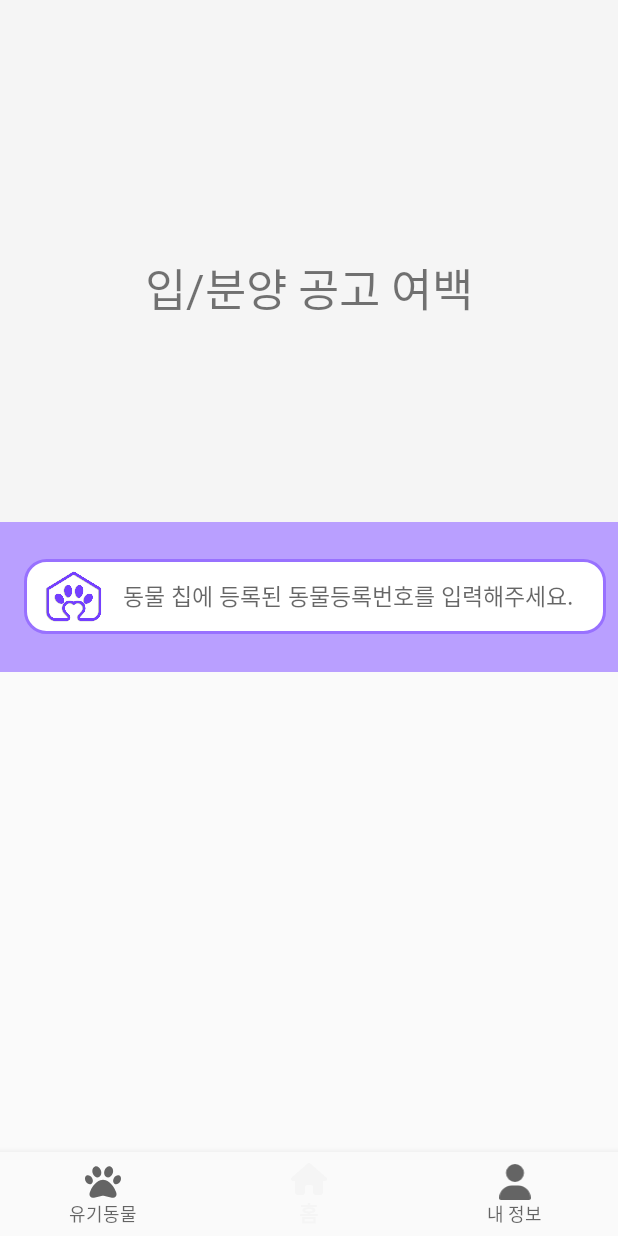
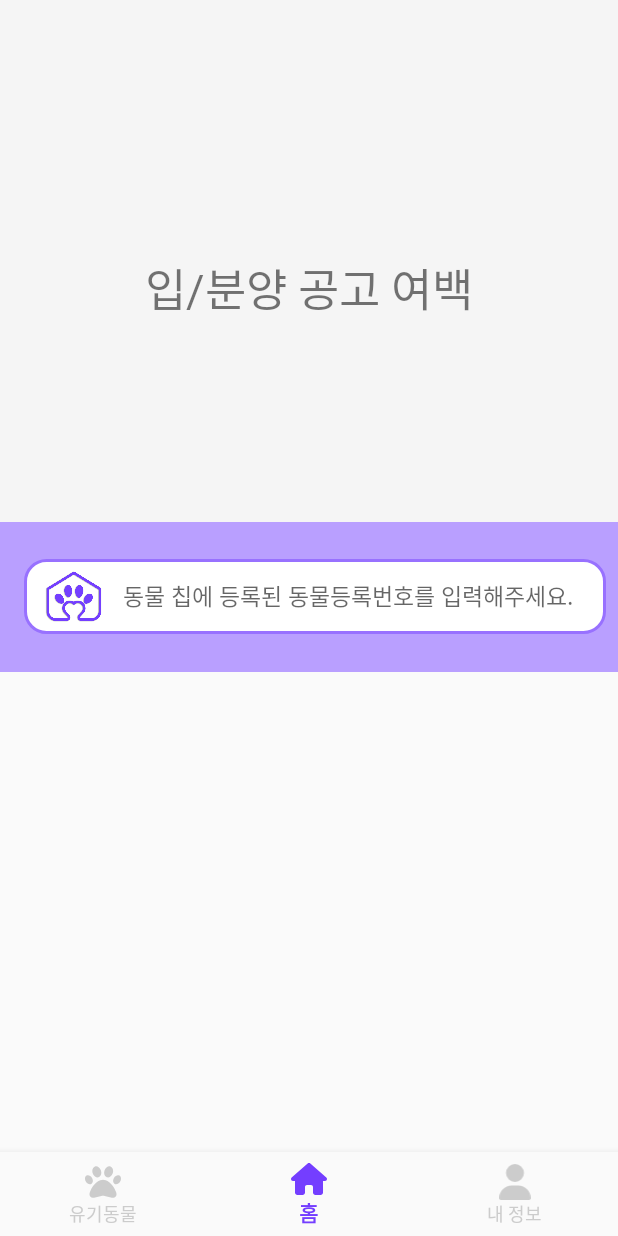
Before and after one commit to for-paw-chain/for-paw-chain, an Android app: the HouseFragment screen opened directly, with no data from a screen before it, on a phone screen of 412 x 824 dp. Run offline under Robolectric (Android 15) with nearby library versions, the phone set to English and light mode, and no system bars; our stand-ins replace data binding, navigation-ui.

Commit message:
fix : navi color

```diff
--- /dev/null
+++ b/android/app/src/main/res/drawable/menu_selector_color.xml
@@ -0,0 +1,6 @@
+<?xml version="1.0" encoding="utf-8"?>
+<selector xmlns:android="http://schemas.android.com/apk/res/android">
+    <item android:color="#743EFF" android:state_checked="true" />
+    <item android:color="#CCCCCC" android:state_checked="false" />
+
+</selector>
--- a/android/app/src/main/res/layout/activity_main.xml
+++ b/android/app/src/main/res/layout/activity_main.xml
@@ -24,6 +24,8 @@
             android:layout_marginStart="0dp"
             android:layout_marginEnd="0dp"
             android:background="?android:attr/windowBackground"
+            app:itemIconTint="@drawable/menu_selector_color"
+            app:itemTextColor="@drawable/menu_selector_color"
             app:layout_constraintBottom_toBottomOf="parent"
             app:layout_constraintLeft_toLeftOf="parent"
             app:layout_constraintRight_toRightOf="parent"
--- a/android/app/src/main/res/layout/fragment_house.xml
+++ b/android/app/src/main/res/layout/fragment_house.xml
@@ -24,20 +24,28 @@
                 android:id="@+id/collapsingLayout"
                 android:layout_width="match_parent"
                 android:layout_height="wrap_content"
-                app:contentScrim="?attr/colorPrimary"
                 app:layout_scrollFlags="scroll|exitUntilCollapsed|snap">
 
                 <!-- parallax: 스크롤 시 접힘 -->
-                <TextView
+                <androidx.constraintlayout.widget.ConstraintLayout
                     android:layout_width="match_parent"
                     android:layout_height="384dp"
                     android:layout_marginBottom="64dp"
-                    android:fontFamily="@font/kakao_bold"
-                    android:gravity="center"
-                    android:text="입/분양 공고 여백"
-                    android:textSize="30sp"
+                    app:layout_collapseMode="parallax">
 
-                    app:layout_collapseMode="parallax" />
+                    <TextView
+                        android:layout_width="match_parent"
+                        android:layout_height="wrap_content"
+                        android:fontFamily="@font/kakao_bold"
+                        android:gravity="center"
+                        android:text="입/분양 공고 여백"
+                        android:textSize="30sp"
+                        app:layout_constraintBottom_toBottomOf="parent"
+                        app:layout_constraintEnd_toEndOf="parent"
+                        app:layout_constraintStart_toStartOf="parent"
+                        app:layout_constraintTop_toTopOf="parent" />
+                </androidx.constraintlayout.widget.ConstraintLayout>
+
 
                 <androidx.appcompat.widget.Toolbar
                     android:id="@+id/toolbar"
```
